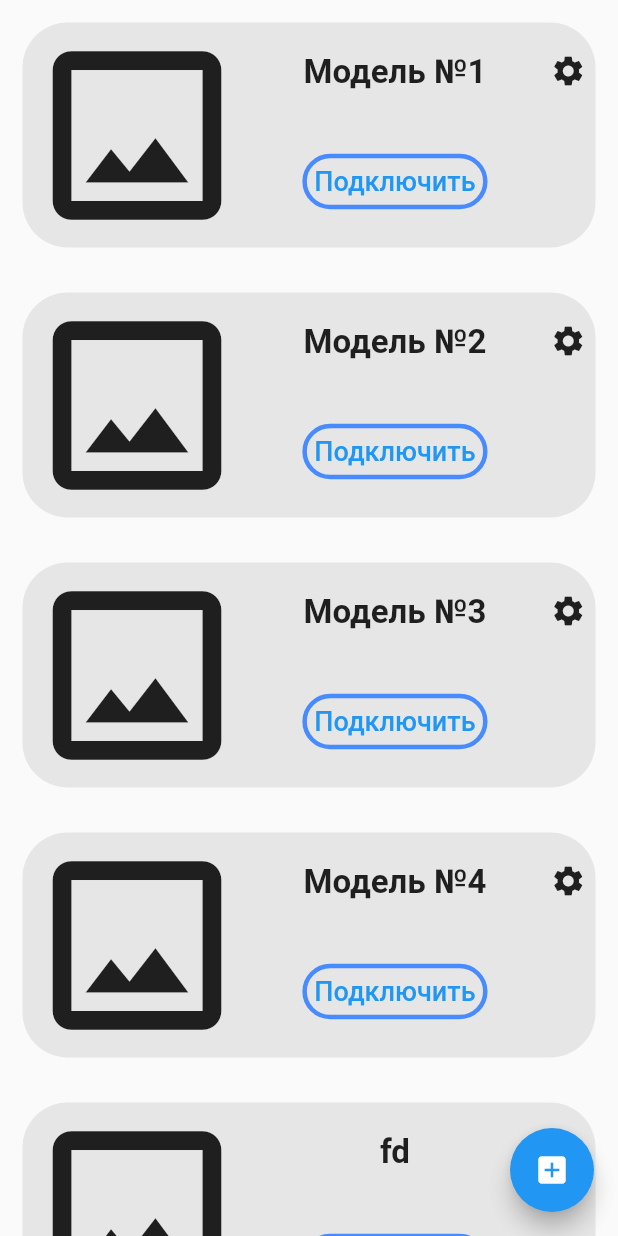
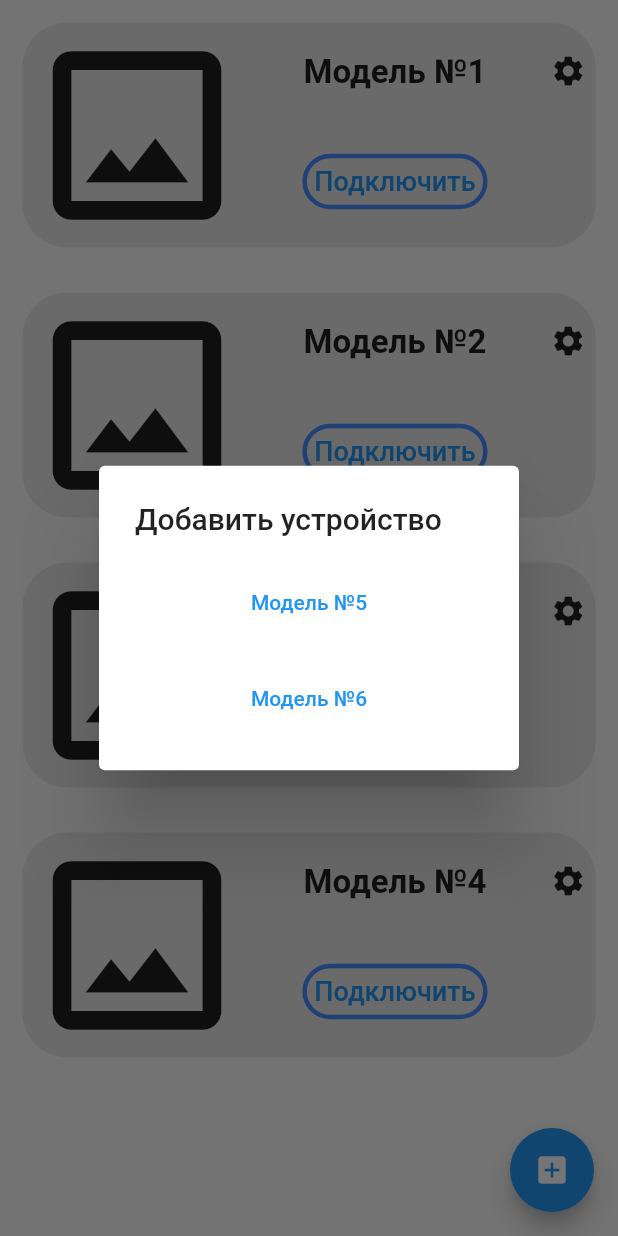
Before and after one commit to Gambit-mobile-dev/gambit_board_controller_app, a Flutter app: the DevicesPage screen opened directly, after a tap on the "add box" icon, on a phone screen of 412 x 824 dp. Run offline on Flutter 3.47's test engine with Material 2 defaults, Android fonts, the light colour scheme and no system bars; our stand-ins replace lottie; missing offline and left inert: flutter_chess_board.

Commit message:
fix Browser, add dialog of adding device

```diff
--- a/lib/pages/devicesPage.dart
+++ b/lib/pages/devicesPage.dart
@@ -111,9 +111,44 @@ class _DevicesPageState extends State<DevicesPage> {
       )),
     ),
     floatingActionButton: FloatingActionButton(
-      onPressed: (){setState(() {
-        devices.add(Device(5, 'fd', 'Подключить'));
-      });},
+      onPressed: () {
+        showDialog(context: context, builder: (BuildContext context) {
+          return SimpleDialog(
+            title: Text('Добавить устройство'),
+            children: [
+              SimpleDialogOption(
+                child: TextButton(
+                  child: Text('Модель №5'),
+                  onPressed: () {
+                    setState(() {
+                      devices.add(Device(5, 'Модель №5', 'Подключить'));
+                    });
+                  },
+                ),
+              ),
+              SimpleDialogOption(
+                child: TextButton(
+                  child: Text('Модель №6'),
+                  onPressed: () {
+                    setState(() {
+                      devices.add(Device(6, 'Модель №6', 'Подключить'));
+                    });
+                  },
+                ),
+              )
+            ]
+              // color: Colors.white,
+              // margin: EdgeInsets.symmetric(vertical: 100, horizontal: 10),
+              // width: double.infinity,
+              // height: double.infinity,
+              // child: Text('bf'),
+          );
+        });
+
+      },
+      // onPressed: (){setState(() {
+      //   devices.add(Device(5, 'fd', 'Подключить'));
+      // });},
       child: Icon(Icons.add_box),
     ),);
   }
```
Also changed, not shown: lib/pages/gamePage.dart (+6 -3 lines), lib/pages/loginScreen.dart (+8 -5 lines), assets/pictures/lichessIcon.png (added), 1 other file.
